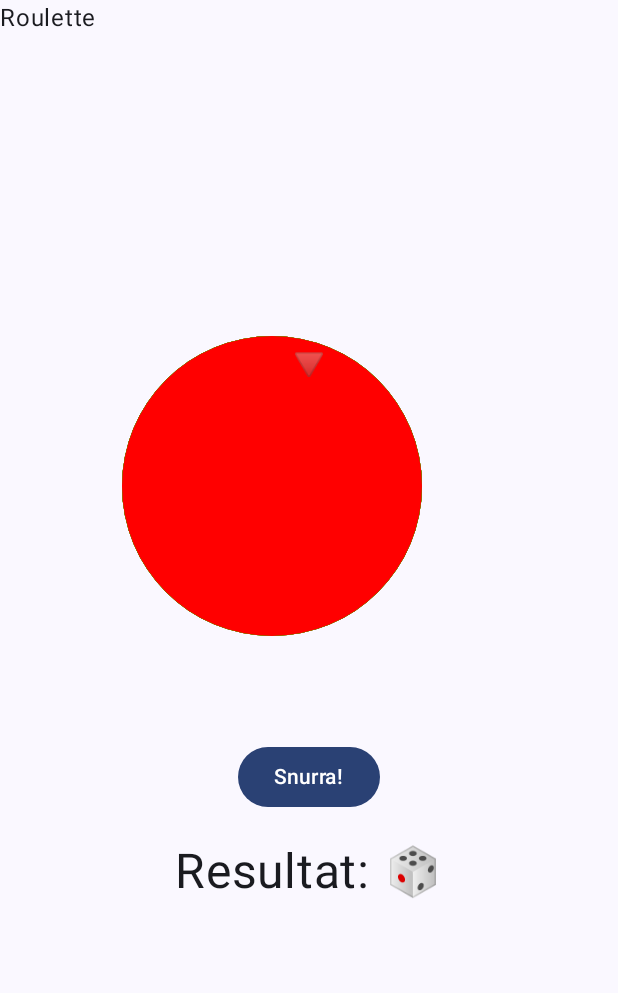
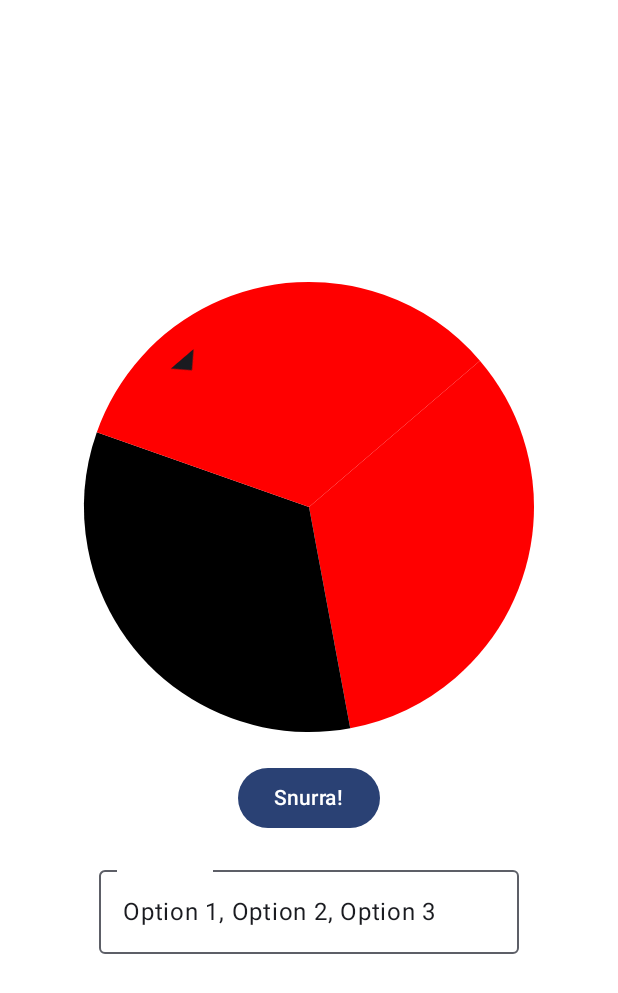
Before and after one commit to carlzey/FiftyFifty2, an Android app built with Jetpack Compose: the composable Roulette shown on its own in the app's theme, after a tap on "Snurra!", on a phone screen of 412 x 824 dp. Shown: the top 993 px of the screen. Run offline under Robolectric (Android 15) with nearby library versions, the phone set to English and light mode, and no system bars.

Commit message:
Gjort Grund för Roulette

```diff
--- a/app/src/main/java/sick/sick/fiftyfifty2/MainActivity.kt
+++ b/app/src/main/java/sick/sick/fiftyfifty2/MainActivity.kt
@@ -1,4 +1,5 @@
 package sick.sick.fiftyfifty2
+
 
 import android.content.Intent
 import android.os.Bundle
@@ -159,7 +160,7 @@ fun FiftyFiftyApp(startDestination: String) { // fixat startdestination//@#LOL x
         ) {
             composable("FiftyFifty") { FiftyFiftyView(navController) }
             composable("MoreChoices") { MoreChoices() } // nya sida för val av alternativ i motor?
-            composable("Roulette") { RouletteScreen() } // roulette är en ny sida
+            composable("Roulette") { Roulette() } // roulette är en ny sida
             composable("Inställningar") { SettingsScreen() } // inställningar är en ny sida
         }
     }
@@ -217,7 +218,7 @@ fun MoreChoices() {
 @Composable
 fun Roulette() {
     Text(text = "Roulette")
-    RouletteScreen()
+    RouletteScreen() // visa roulette i motor
 }
 
 @Composable
--- a/app/src/main/java/sick/sick/fiftyfifty2/Roulette.kt
+++ b/app/src/main/java/sick/sick/fiftyfifty2/Roulette.kt
@@ -1,73 +1,149 @@
 package sick.sick.fiftyfifty2
 
+import android.R.attr.label
+import android.R.attr.text
+import android.R.attr.textStyle
 import androidx.compose.animation.core.*
 import androidx.compose.foundation.Canvas
 import androidx.compose.foundation.background
 import androidx.compose.foundation.clickable
 import androidx.compose.foundation.layout.*
 import androidx.compose.foundation.shape.CircleShape
+import androidx.compose.material.icons.Icons
+import androidx.compose.material.icons.filled.ArrowDropDown
 import androidx.compose.material3.*
 import androidx.compose.runtime.*
 import androidx.compose.ui.Alignment
 import androidx.compose.ui.Modifier
 import androidx.compose.ui.draw.rotate
+import androidx.compose.ui.graphics.Canvas
 import androidx.compose.ui.graphics.Color
 import androidx.compose.ui.graphics.drawscope.rotate
+import androidx.compose.ui.text.TextStyle
 import androidx.compose.ui.unit.dp
+import androidx.compose.ui.unit.sp
 import kotlinx.coroutines.delay
+import kotlinx.coroutines.launch
+
 import kotlin.math.roundToInt
 import kotlin.random.Random
 
 @Composable
 fun RouletteScreen() {
-    val options = listOf("🍎", "🍌", "🍒", "🍇", "🎲", "⭐", "💰", "🎯")
-    var selectedOption by remember { mutableStateOf("🎲") }
-    var rotation by remember { mutableStateOf(0f) } // rotation
-    var rotationAnim = remember { Animatable(0f) } // rotation animation
+    var options by remember { mutableStateOf(listOf("Option 1", "Option 2", "Option 3")) } // alternativ för roulette
+    var selectedOption by remember { mutableStateOf<String?>(null)} // måste finnas null
 
+    /**
+     * Användaren kan skriva in alternativ i en textruta.
+     * Hjulet snurrar och väljer en vinnare.
+     * Resultatet visas efter snurrningen.
+     */
     Column(
-       modifier = Modifier.fillMaxSize(),
+        modifier = Modifier.fillMaxSize().background(Color.White), // sätt bakgrundsfärgen till svart
         verticalArrangement = Arrangement.Center,
         horizontalAlignment = Alignment.CenterHorizontally
     ) {
-        Box(modifier = Modifier.size(250.dp)) // box för cirkel
-        { // testar 200 istället för 250
-            Canvas(modifier = Modifier.size(200.dp) // canvas för cirkel
-                .rotate(rotationAnim.value) // roterar canvas)
-            ) {
-                val sliceAngle = 360f / options.size // slice angle
-                options.forEachIndexed { index, option -> // loopar genom options
-                    rotate(sliceAngle * index) { // roterar varje slice
-                        drawCircle(color = if (index % 2 == 0) Color.Green else Color.Red, // färger
-                            radius = size.minDimension / 2) // storlek
-                    }
-                }
-            }
-            Text(
-                text = "🔻", // Pilar som pekar
-            fontSize = MaterialTheme.typography.headlineLarge.fontSize,
-            modifier = Modifier.align(Alignment.TopCenter))
+        RoulettWheel(options) { result -> // visa roulettehjulet
+            selectedOption = result // sätt valda alternativ
         }
-        Spacer(modifier = Modifier.height(20.dp)) // mellanrum
+        Spacer(modifier = Modifier.height(16.dp)) // tom tomhet mellan roulettehjulet och resultat
 
-        Button(onClick = {
-            val targetRotation = Random.nextInt(5, 10) * 360 + (0 until 360).random()
-            rotation = targetRotation.toFloat() // uppdaterar rotation
+        OutlinedTextField(
+            value = options.joinToString(", "),
+            onValueChange = { text ->
+                options = text.split(",").filter { it.isNotBlank() }
+            },
+                label = { Text("Alternativ", color = Color.White) },
+                //textStyle = TextStyle(color = Color.White)
+                )
 
-//            // Starta animationen
-//            LaunchedEffect(rotation) {
-//                rotationAnim.animateTo(
-//                    targetValue = rotation,
-//                    animationSpec = tween(durationMillis = 3000, easing = FastOutSlowInEasing)
-//                )
-//                selectedOption = options[((rotation / 360).roundToInt() % options.size)]
-//            }
-        }) {
-            Text("Snurra!")
+        selectedOption?.let {
+            Spacer(modifier = Modifier.height(16.dp))
+            Text("Result: $it", color = Color.White)
+
         }
-        Spacer(modifier = Modifier.height(20.dp))
-
-        Text("Resultat: $selectedOption", fontSize = MaterialTheme.typography.headlineLarge.fontSize)
     }
 
+    if (selectedOption != null) {
+        AlertDialog(
+            onDismissRequest = { selectedOption = null },
+            confirmButton = {
+                Button(onClick = { selectedOption = null }) {
+                    Text("OK")
+                }
+            },
+            title = {
+                Text("Resultat", color = Color.White)
+            },
+            text = {
+                Text("Det valda alternativet är: $selectedOption", color = Color.White)
+            },
+            containerColor = Color.DarkGray
+        )
+    }
 }
+
+/**
+ * Roulette Wheel
+ *
+ */
+@Composable
+fun RoulettWheel(options: List<String>, onResult: (String) -> Unit) {
+    val rotation = remember { Animatable(0f) } // rotation av roulettehjulet
+    val wheelSize = 300.dp // storlek på roulettehjulet
+    val sectionCount = options.size // antal sektioner på roulettehjulet
+    if (options.isEmpty()) return // om det är tomt så stängs appen)
+    val anglePerSection = 360f / sectionCount // vinkel per sektion
+
+    Box(
+        modifier = Modifier
+            .size(wheelSize)
+            .rotate(rotation.value)
+            .background(Color.White, shape = CircleShape), // bytt från darkgray till white
+        contentAlignment = Alignment.Center) // centrera innehållet i boxen
+    {
+        Canvas(modifier = Modifier.size(wheelSize)) { // rita roulettehjulet på canvas
+            for (i in options.indices) { // loopa igenom alla alternativ
+                val startAngle = i * anglePerSection // startvinkel för varje sektion
+                val sweepAngle = anglePerSection // vinkel för varje sektion todo ändra till 360/antal alternativ
+                drawArc( // rita en båge för varje sektion
+                    color = if (i % 2 == 0) Color.Red else Color.Black, // röd och svart sektioner
+                    startAngle = startAngle,
+                    sweepAngle = sweepAngle,
+                    useCenter = true
+                )
+            }// )
+        }
+        Icon(
+            imageVector = Icons.Default.ArrowDropDown, // ikon för att visa att man kan rotera roulettehjulet
+            contentDescription = "Spin",
+            modifier = Modifier.size(48.dp) // storlek på ikonen
+                .align(alignment = Alignment.TopCenter)
+        )
+    }
+    Spacer(modifier = Modifier.height(20.dp)) // tom tomhet mellan roulettehjulet och resultat
+
+
+    val coroutineScope = rememberCoroutineScope()
+
+    Button(onClick = {
+        coroutineScope.launch {
+            val randomRotation = (360 * 5) + (0..360).random() // Snurra 5 varv + slumpvinkel
+            rotation.animateTo(
+                targetValue = rotation.value + randomRotation,
+                animationSpec = tween(durationMillis = 3000, easing = FastOutSlowInEasing)
+            )
+
+            val winningIndex = ((rotation.value % 360) / anglePerSection).toInt() % sectionCount
+            onResult(options[winningIndex])
+        }
+    }) {
+        Text("Snurra!")
+    }
+}
+/**
+ * ✅ Ett animerat snurrhjul
+ * ✅ Användaren kan skriva in egna alternativ
+ * ✅ Resultatet visas i en pop-up
+ * ✅ Resultatet kan skickas vidare till MotorActivity
+ */
```
Also changed, not shown: 1 other file.
